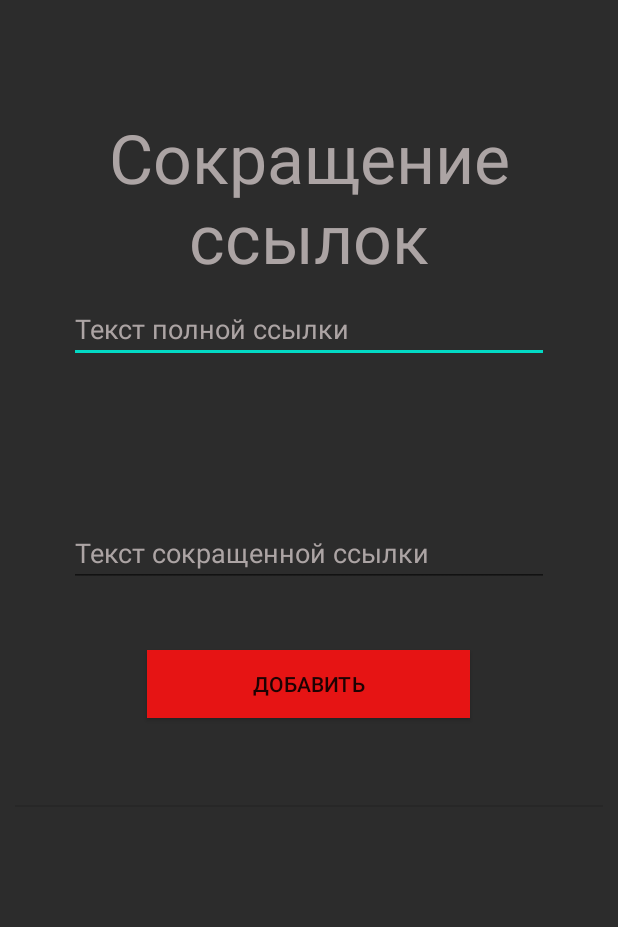
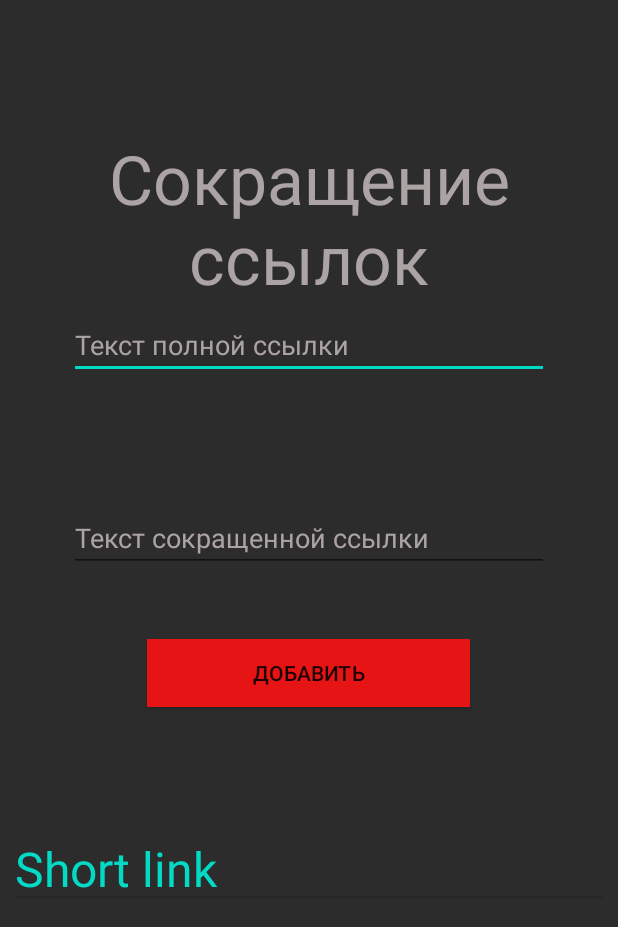
Before and after one commit to saymon-says/ShorterLink, an Android app: the screen it shows after launch (MainActivity), after a tap on "ДОБАВИТЬ", on a phone screen of 412 x 824 dp. Shown: the top 927 px of the screen. Run offline under Robolectric (Android 15) with nearby library versions, the phone set to English and light mode, and no system bars.

Commit message:
Добавил реализацию вывода в custom listView обеих строки.

```diff
--- a/app/src/main/java/com/example/graduatework/MainActivity.java
+++ b/app/src/main/java/com/example/graduatework/MainActivity.java
@@ -13,9 +13,9 @@ import java.util.ArrayList;
 
 public class MainActivity extends AppCompatActivity {
 
-    ArrayAdapter<String> adapter;
-    ArrayList<String> linkedList = new ArrayList<>();
-    EditText short_link;
+    MyAdapter myAdapter;
+    ArrayList<LinkList> linkedList = new ArrayList<>();
+    EditText short_link, link;
 
     @Override
     protected void onCreate(Bundle savedInstanceState) {
@@ -23,14 +23,15 @@ public class MainActivity extends AppCompatActivity {
         setContentView(R.layout.activity_main);
         ListView listview = findViewById(R.id.list_of_short_link);
         short_link = findViewById(R.id.short_link);
-
-        adapter = new ArrayAdapter<>(this, android.R.layout.simple_list_item_1, linkedList);
-        listview.setAdapter(adapter);
+        link = findViewById(R.id.link);
+        myAdapter = new MyAdapter(this, linkedList);
+        listview.setAdapter(myAdapter);
     }
 
     public void onClick(View v) {
-        linkedList.add(short_link.getText().toString());
-        adapter.notifyDataSetChanged();
+        linkedList.add(new LinkList(link.getText().toString(), short_link.getText().toString()));
+        myAdapter.notifyDataSetChanged();
+        link.setText("");
         short_link.setText("");
     }
 }
--- /dev/null
+++ b/app/src/main/java/com/example/graduatework/MyAdapter.java
@@ -0,0 +1,50 @@
+package com.example.graduatework;
+
+import android.content.Context;
+import android.view.LayoutInflater;
+import android.view.View;
+import android.view.ViewGroup;
+import android.widget.BaseAdapter;
+import android.widget.TextView;
+
+import java.util.ArrayList;
+
+public class MyAdapter extends BaseAdapter {
+
+    Context context;
+    ArrayList<LinkList> array;
+
+    public MyAdapter(Context context, ArrayList<LinkList> array) {
+        this.context = context;
+        this.array = array;
+    }
+
+    @Override
+    public int getCount() {
+        return array.size();
+    }
+
+    @Override
+    public Object getItem(int position) {
+        return position;
+    }
+
+    @Override
+    public long getItemId(int position) {
+        return position;
+    }
+
+    @Override
+    public View getView(int position, View convertView, ViewGroup parent) {
+
+       convertView = LayoutInflater.from(context).inflate(R.layout.list_item, parent, false);
+
+        TextView link = convertView.findViewById(R.id.link);
+        TextView short_link = convertView.findViewById(R.id.short_link);
+
+        link.setText(array.get(position).getLink());
+        short_link.setText("Short link " + array.get(position).getShort_link());
+
+        return convertView;
+    }
+}
--- a/app/src/main/res/layout/activity_main.xml
+++ b/app/src/main/res/layout/activity_main.xml
@@ -12,23 +12,28 @@
         android:id="@+id/textView"
         android:layout_width="wrap_content"
         android:layout_height="wrap_content"
-        android:layout_marginBottom="88dp"
+        android:layout_marginStart="10dp"
+        android:layout_marginTop="5dp"
+        android:layout_marginEnd="10dp"
+        android:layout_marginBottom="10dp"
         android:text="Сокращение ссылок"
         android:textAlignment="center"
         android:textColor="#ACA4A4"
         android:textSize="45sp"
-        app:layout_constraintBottom_toTopOf="@+id/short_link"
+        app:layout_constraintBottom_toTopOf="@+id/link"
+        app:layout_constraintEnd_toEndOf="parent"
         app:layout_constraintStart_toStartOf="parent"
-        app:layout_constraintTop_toTopOf="parent" />
+        app:layout_constraintTop_toTopOf="parent"
+        app:layout_constraintVertical_bias="1.0" />
 
     <EditText
         android:id="@+id/link"
         android:layout_width="0dp"
         android:layout_height="40dp"
         android:layout_marginStart="46dp"
-        android:layout_marginTop="113dp"
+        android:layout_marginTop="130dp"
         android:layout_marginEnd="46dp"
-        android:layout_marginBottom="21dp"
+        android:layout_marginBottom="5dp"
         android:ems="10"
         android:hint="Текст полной ссылки"
         android:inputType="textWebEditText"
@@ -45,7 +50,7 @@
         android:layout_height="40dp"
         android:layout_marginStart="46dp"
         android:layout_marginEnd="46dp"
-        android:layout_marginBottom="344dp"
+        android:layout_marginBottom="360dp"
         android:ems="10"
         android:hint="Текст сокращенной ссылки"
         android:inputType="text"
--- a/app/src/main/res/layout/list_item.xml
+++ b/app/src/main/res/layout/list_item.xml
@@ -1,12 +1,35 @@
 <?xml version="1.0" encoding="utf-8"?>
-<androidx.constraintlayout.widget.ConstraintLayout
-    xmlns:android="http://schemas.android.com/apk/res/android" android:layout_width="match_parent"
+<androidx.constraintlayout.widget.ConstraintLayout xmlns:android="http://schemas.android.com/apk/res/android"
+    xmlns:app="http://schemas.android.com/apk/res-auto"
+    xmlns:tools="http://schemas.android.com/tools"
+    android:layout_width="match_parent"
     android:layout_height="match_parent">
 
     <TextView
+        android:id="@+id/link"
+        android:layout_width="0dp"
+        android:layout_height="40dp"
+        android:layout_marginTop="36dp"
+        android:text="Link"
+        android:textColor="@color/colorAccent"
+        android:textSize="32dp"
+        app:layout_constraintEnd_toEndOf="parent"
+        app:layout_constraintHorizontal_bias="0.0"
+        app:layout_constraintStart_toStartOf="parent"
+        app:layout_constraintTop_toTopOf="parent" />
+
+    <TextView
+        android:id="@+id/short_link"
         android:layout_width="match_parent"
-        android:layout_height="match_parent"
-        android:id="@+id/short_link"
-        />
+        android:layout_height="40dp"
+        android:text="ShortLink"
+        android:textColor="@color/colorAccent"
+        android:textSize="32dp"
+        app:layout_constraintBottom_toBottomOf="parent"
+        app:layout_constraintEnd_toEndOf="parent"
+        app:layout_constraintHorizontal_bias="0.0"
+        app:layout_constraintStart_toStartOf="parent"
+        app:layout_constraintTop_toBottomOf="@+id/link"
+        app:layout_constraintVertical_bias="0.04" />
 
 </androidx.constraintlayout.widget.ConstraintLayout>
```
